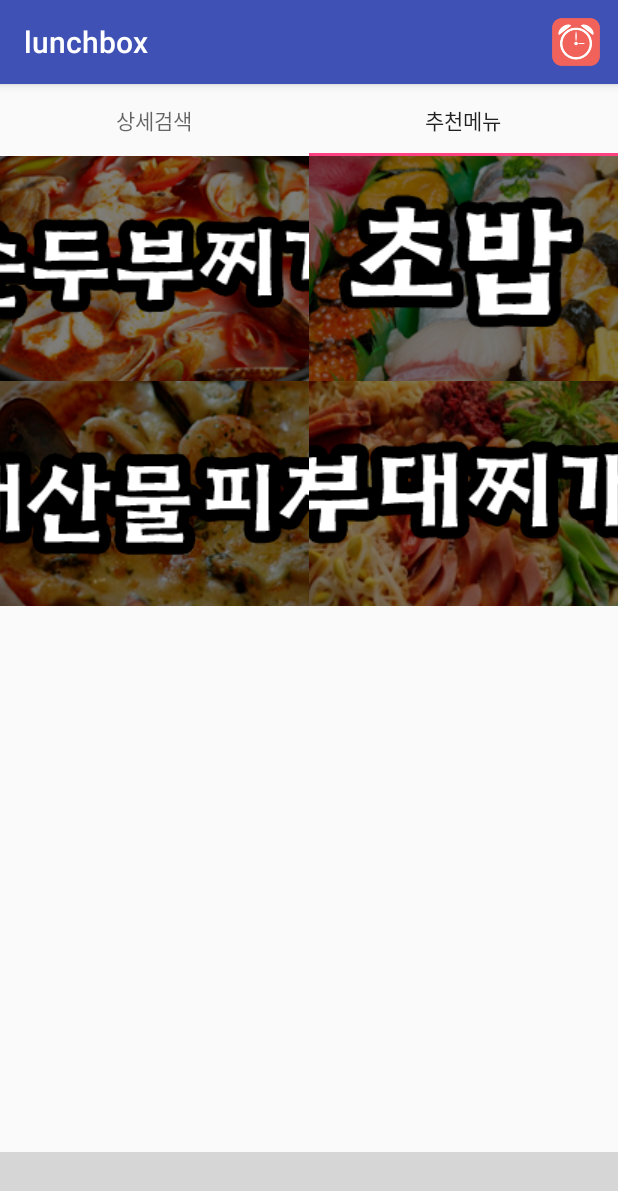
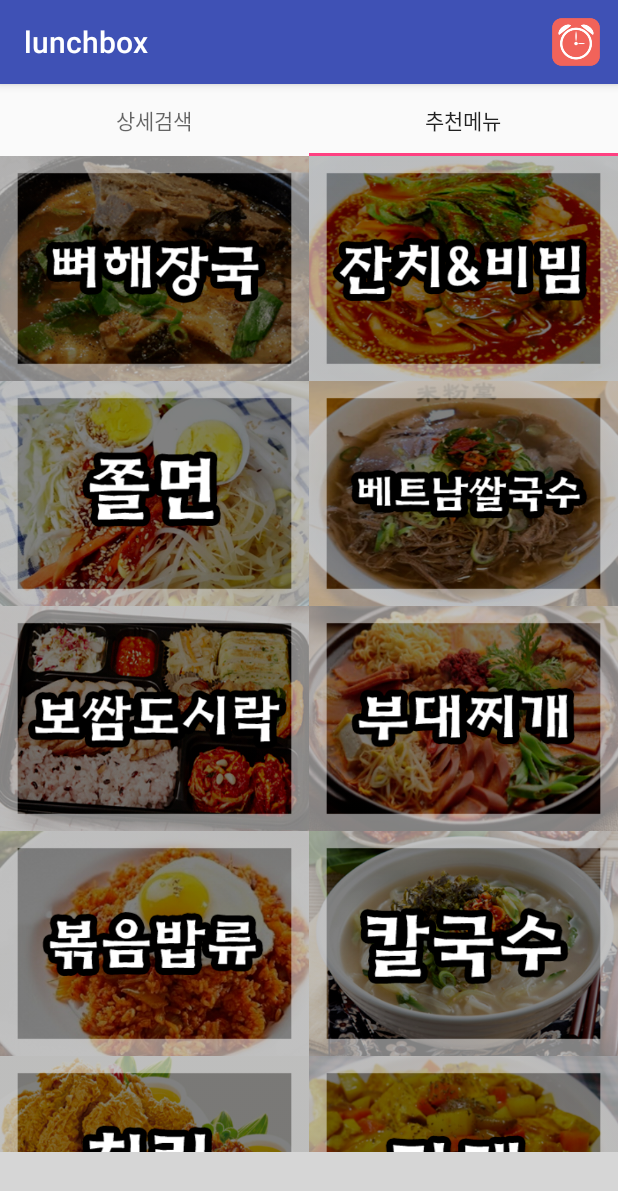
Before and after one commit to RoySongs/lunchbox, an Android app: the fragment SearchFragment placed in its activity, tab 2 chosen, on a phone screen of 412 x 824 dp. Shown: the top 1191 px of the screen. Run offline under Robolectric (Android 15) with nearby library versions, the phone set to English and light mode, and no system bars; libraries missing offline, so code that uses them is left out: com.azoft.carousellayoutmanager, com.ittianyu.bottomnavigationviewex; plain views replace BottomNavigationViewEx; 5 statements that could not run were skipped; grey boxes are pictures that could not be loaded.

Commit message:
추천메뉴 리싸이클러뷰 데이터 추가

```diff
--- /dev/null
+++ b/app/src/main/java/lunchbox/csy/com/lunchbox/search/SearchDataSet.java
@@ -0,0 +1,13 @@
+package lunchbox.csy.com.lunchbox.search;
+
+public class SearchDataSet {
+
+    private int imageSrc;
+
+    public int getImageSrc() {
+        return imageSrc;
+    }
+    public SearchDataSet(int imageSrc) {
+        this.imageSrc = imageSrc;
+    }
+}
--- a/app/src/main/java/lunchbox/csy/com/lunchbox/search/SearchFragment.java
+++ b/app/src/main/java/lunchbox/csy/com/lunchbox/search/SearchFragment.java
@@ -10,7 +10,6 @@ import android.util.Log;
 import android.view.LayoutInflater;
 import android.view.View;
 import android.view.ViewGroup;
-import android.widget.SearchView;
 
 import lunchbox.csy.com.lunchbox.R;
 
@@ -31,8 +30,8 @@ public class SearchFragment extends Fragment implements TabLayout.OnTabSelectedL
         View view = inflater.inflate(R.layout.fragment_search_main, container, false);
 
         viewPager = (ViewPager)view.findViewById(R.id.viewPager_search);
-        SearchViewAdapter searchViewAdapter = new SearchViewAdapter(getChildFragmentManager());
-        viewPager.setAdapter(searchViewAdapter);
+        SearchViewPagerAdapter searchViewPagerAdapter = new SearchViewPagerAdapter(getChildFragmentManager());
+        viewPager.setAdapter(searchViewPagerAdapter);
 
         tabLayout = (TabLayout) view.findViewById(R.id.search_tablayout);
         tabLayout.setupWithViewPager(viewPager);
--- /dev/null
+++ b/app/src/main/java/lunchbox/csy/com/lunchbox/search/SearchRecyclerAdapter.java
@@ -0,0 +1,49 @@
+package lunchbox.csy.com.lunchbox.search;
+
+import android.content.Context;
+import android.support.annotation.NonNull;
+import android.support.v4.app.FragmentActivity;
+import android.support.v7.widget.RecyclerView;
+import android.util.Log;
+import android.view.LayoutInflater;
+import android.view.View;
+import android.view.ViewGroup;
+
+import java.util.List;
+
+import lunchbox.csy.com.lunchbox.R;
+
+public class SearchRecyclerAdapter extends RecyclerView.Adapter<SearchViewHolder> {
+
+    private Context context;
+    private List<SearchDataSet> list;
+
+    public SearchRecyclerAdapter(List<SearchDataSet> list) {
+        this.list = list;
+    }
+
+    public SearchRecyclerAdapter(Context context, List<SearchDataSet> list) {
+        this.context = context;
+        this.list = list;
+    }
+
+    @NonNull
+    @Override
+    public SearchViewHolder onCreateViewHolder(@NonNull ViewGroup viewGroup, int i) {
+        View view = LayoutInflater.from(viewGroup.getContext())
+                .inflate(R.layout.fragment_search_sub_two_item, viewGroup, false);
+        SearchViewHolder searchViewHolder = new SearchViewHolder(view);
+        return searchViewHolder;
+    }
+
+    @Override
+    public void onBindViewHolder(@NonNull SearchViewHolder searchViewHolder, int i) {
+
+        searchViewHolder.imageView.setImageResource(list.get(i).getImageSrc());
+    }
+
+    @Override
+    public int getItemCount() {
+        return list.size();
+    }
+}
--- a/app/src/main/java/lunchbox/csy/com/lunchbox/search/SearchTwoFragment.java
+++ b/app/src/main/java/lunchbox/csy/com/lunchbox/search/SearchTwoFragment.java
@@ -2,10 +2,19 @@ package lunchbox.csy.com.lunchbox.search;
 
 import android.os.Bundle;
 import android.support.v4.app.Fragment;
+import android.support.v7.widget.GridLayoutManager;
+import android.support.v7.widget.LinearLayoutManager;
+import android.support.v7.widget.RecyclerView;
 import android.text.Layout;
 import android.view.LayoutInflater;
 import android.view.View;
 import android.view.ViewGroup;
+import android.view.animation.GridLayoutAnimationController;
+import android.widget.GridLayout;
+import android.widget.LinearLayout;
+
+import java.util.ArrayList;
+import java.util.List;
 
 import lunchbox.csy.com.lunchbox.R;
 
@@ -13,6 +22,30 @@ public class SearchTwoFragment extends Fragment {
 
     @Override
     public View onCreateView(LayoutInflater inflater, ViewGroup container, Bundle savedInstanceState){
-        return inflater.inflate(R.layout.fragment_search_sub_two, container, false);
+        View view = inflater.inflate(R.layout.fragment_search_sub_two, container, false);
+
+
+        List<SearchDataSet> list = new ArrayList<SearchDataSet>();
+        list.add(new SearchDataSet(R.drawable.bbu));
+        list.add(new SearchDataSet(R.drawable.zanch));
+        list.add(new SearchDataSet(R.drawable.zzor));
+        list.add(new SearchDataSet(R.drawable.betnam));
+        list.add(new SearchDataSet(R.drawable.bossam));
+        list.add(new SearchDataSet(R.drawable.bude));
+        list.add(new SearchDataSet(R.drawable.bokk));
+        list.add(new SearchDataSet(R.drawable.cal));
+        list.add(new SearchDataSet(R.drawable.chicken));
+        list.add(new SearchDataSet(R.drawable.care));
+        list.add(new SearchDataSet(R.drawable.don));
+
+
+
+        RecyclerView recyclerView = (RecyclerView)view.findViewById(R.id.search_recyclerView);
+        recyclerView.setHasFixedSize(true);
+        GridLayoutManager gridLayoutManager = new GridLayoutManager(getContext(), 2);
+        recyclerView.setLayoutManager(gridLayoutManager);
+        recyclerView.setAdapter(new SearchRecyclerAdapter(getActivity(), list));
+        return view;
+
     }
 }
--- /dev/null
+++ b/app/src/main/java/lunchbox/csy/com/lunchbox/search/SearchViewHolder.java
@@ -0,0 +1,20 @@
+package lunchbox.csy.com.lunchbox.search;
+
+import android.support.annotation.NonNull;
+import android.support.v7.widget.RecyclerView;
+import android.view.View;
+import android.widget.ImageButton;
+import android.widget.ImageView;
+import android.widget.TextView;
+
+import lunchbox.csy.com.lunchbox.R;
+
+public class SearchViewHolder extends RecyclerView.ViewHolder {
+    ImageView imageView;
+    TextView textView;
+    public SearchViewHolder(@NonNull View itemView) {
+        super(itemView);
+        imageView = (ImageView) itemView.findViewById(R.id.search_recycle_item_imageView);
+
+    }
+}
--- a/app/src/main/java/lunchbox/csy/com/lunchbox/search/SearchViewAdapter.java
+++ b/app/src/main/java/lunchbox/csy/com/lunchbox/search/SearchViewPagerAdapter.java
@@ -6,11 +6,11 @@ import android.support.v4.app.FragmentPagerAdapter;
 
 import java.util.ArrayList;
 
-public class SearchViewAdapter extends FragmentPagerAdapter{
+public class SearchViewPagerAdapter extends FragmentPagerAdapter{
 
     private String titles[] = new String[]{"상세검색","추천메뉴"};
     ArrayList<Fragment> subFragments;
-    public SearchViewAdapter(FragmentManager fm) {
+    public SearchViewPagerAdapter(FragmentManager fm) {
         super(fm);
         subFragments = new ArrayList<>();
         subFragments.add(new SearchOneFragment());
--- a/app/src/main/res/layout/fragment_search_sub_two.xml
+++ b/app/src/main/res/layout/fragment_search_sub_two.xml
@@ -1,39 +1,8 @@
 <?xml version="1.0" encoding="utf-8"?>
-<GridLayout
+
+<android.support.v7.widget.RecyclerView
+    android:id="@+id/search_recyclerView"
     android:layout_width="match_parent"
     android:layout_height="match_parent"
-    android:orientation="horizontal"
-    android:columnCount="1"
-    android:layout_gravity="center"
-    xmlns:android="http://schemas.android.com/apk/res/android" >
-    <LinearLayout
-        android:layout_width="match_parent"
-        android:layout_height="wrap_content"
-        android:orientation="horizontal">
-        <ImageButton
-            android:layout_height="150dp"
-            android:layout_width="0dp"
-            android:layout_weight="1"
-            android:src="@drawable/sun"/>
-        <ImageButton
-            android:layout_height="150dp"
-            android:layout_width="0dp"
-            android:layout_weight="1"
-            android:src="@drawable/susi"/>
-    </LinearLayout>
-    <LinearLayout
-        android:layout_width="match_parent"
-        android:layout_height="wrap_content"
-        android:orientation="horizontal">
-        <ImageButton
-            android:layout_height="150dp"
-            android:layout_width="0dp"
-            android:layout_weight="1"
-            android:src="@drawable/hesan"/>
-        <ImageButton
-            android:layout_height="150dp"
-            android:layout_width="0dp"
-            android:layout_weight="1"
-            android:src="@drawable/bude"/>
-    </LinearLayout>
-</GridLayout>
+    android:scrollbars="vertical"
+    xmlns:android="http://schemas.android.com/apk/res/android" />
--- /dev/null
+++ b/app/src/main/res/layout/fragment_search_sub_two_item.xml
@@ -0,0 +1,13 @@
+<?xml version="1.0" encoding="utf-8"?>
+<LinearLayout
+    android:layout_width="match_parent"
+    android:layout_height="wrap_content"
+    android:orientation="horizontal"
+    xmlns:android="http://schemas.android.com/apk/res/android">
+    <ImageView
+        android:id="@+id/search_recycle_item_imageView"
+        android:layout_height="150dp"
+        android:layout_width="match_parent"
+        android:scaleType="fitXY"
+        />
+</LinearLayout>
```
